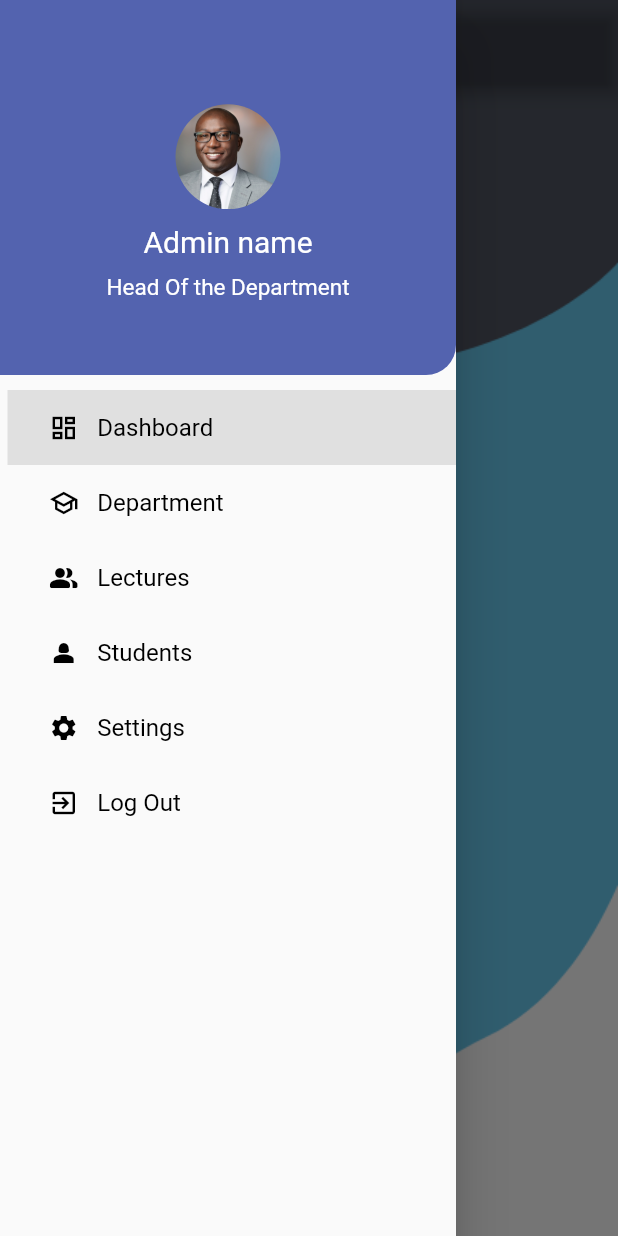
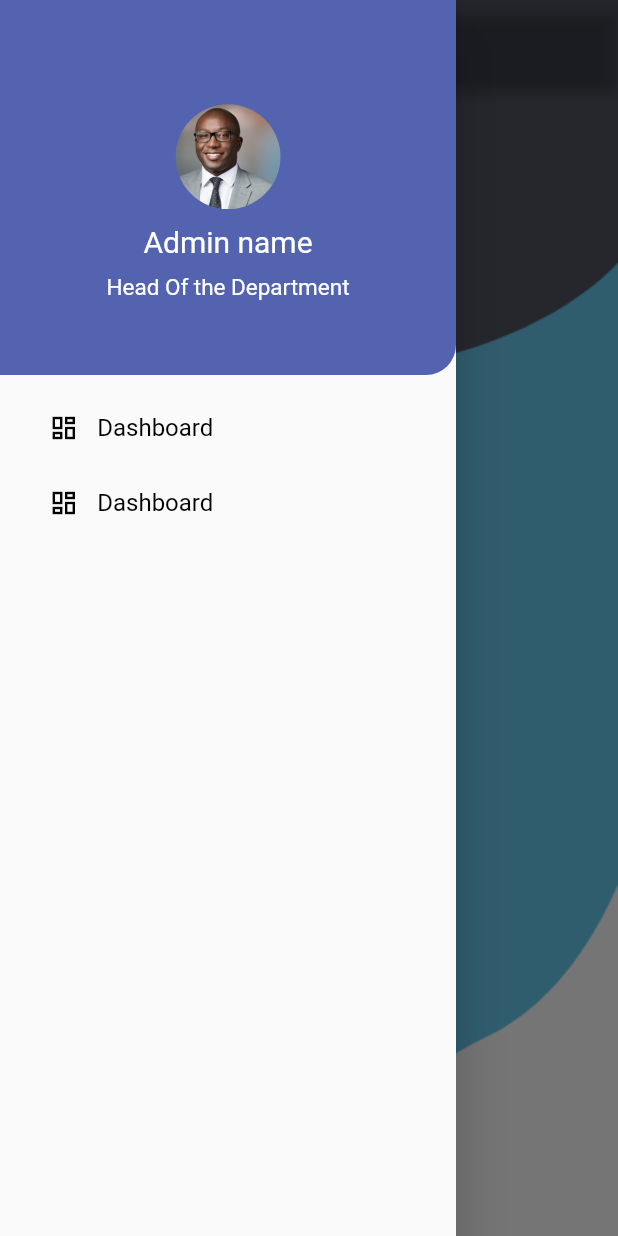
Before and after one commit to jishnugopalan/main_project_samp, a Flutter app: the screen it shows after launch, with the side drawer open, on a phone screen of 412 x 824 dp. Run offline on Flutter 3.47's test engine with Material 2 defaults, Android fonts, the phone set to English and light mode, and no system bars; our stand-ins replace google_fonts; Roboto replaces fonts that are missing (RobotoMono).

Commit message:
bug resolved

```diff
--- a/lib/admin/adm_home.dart
+++ b/lib/admin/adm_home.dart
@@ -3,6 +3,7 @@
 import 'package:flutter/material.dart';
 // ignore: unused_import
 import 'package:google_fonts/google_fonts.dart';
+import 'package:mainproject/admin/menulist.dart';
 import 'package:mainproject/admin/screens/dashboard_screen.dart';
 import 'package:mainproject/admin/screens/dep_screen.dart';
 import 'package:mainproject/admin/screens/lecture_screen.dart';
@@ -75,7 +76,7 @@ class _AdmnHomeState extends State<AdmnHome> {
   }
 }
 
-Widget headerDrawer() {
+headerDrawer() {
   return Container(
     width: double.infinity,
     height: 250,
@@ -112,31 +113,34 @@ Widget headerDrawer() {
   );
 }
 
-Widget drawerList() {
+drawerList() {
   return Container(
     padding: EdgeInsets.only(top: 10, left: 5),
     child: Column(
       children: [
-        menuList(1, "Dashboard", Icons.dashboard_outlined,
-            currentPage == DrawerSections.Dashboard ? true : false),
-        menuList(2, "Department", Icons.school_outlined,
-            currentPage == DrawerSections.department ? true : false),
-        menuList(3, "Lectures", Icons.people_alt_rounded,
-            currentPage == DrawerSections.Lectures ? true : false),
-        menuList(4, "Students", Icons.person_2,
-            currentPage == DrawerSections.Students ? true : false),
-        menuList(5, "Settings", Icons.settings,
-            currentPage == DrawerSections.Settings ? true : false),
-        menuList(6, "Log Out", Icons.exit_to_app,
-            currentPage == DrawerSections.Log_Out ? true : false)
+
+
+            MenuList(id: 1, title: "Dashboard", icon: Icons.dashboard_outlined, selected: currentPage == DrawerSections.Dashboard ? true : false),
+            MenuList(id: 1, title: "Dashboard", icon: Icons.dashboard_outlined, selected: currentPage == DrawerSections.Dashboard ? true : false)
+
+        // menuList(2, "Department", Icons.school_outlined,
+        //     currentPage == DrawerSections.department ? true : false),
+        // menuList(3, "Lectures", Icons.people_alt_rounded,
+        //     currentPage == DrawerSections.Lectures ? true : false),
+        // menuList(4, "Students", Icons.person,
+        //     currentPage == DrawerSections.Students ? true : false),
+        // menuList(5, "Settings", Icons.settings,
+        //     currentPage == DrawerSections.Settings ? true : false),
+        // menuList(6, "Log Out", Icons.exit_to_app,
+        //     currentPage == DrawerSections.Log_Out ? true : false)
       ],
     ),
   );
 }
 
-void gotoMenus() {
-  Navigator.pushNamed(BuildContext as BuildContext context, 'register');
-}
+// void gotoMenus() {
+//   Navigator.pushNamed(context, 'register');
+// }
 
 // Widget menuList(int id, String title, IconData icon, bool selected) {
 //   return Material(
@@ -167,11 +171,12 @@ void gotoMenus() {
 //     ),
 //   );
 // }
-Widget menuList(int id, String title, IconData icon, bool selected) {
+menuList(int id, String title, IconData icon, bool selected) {
   return Container(
     color: selected ? Colors.grey[300] : Colors.transparent,
     child: InkWell(
       onTap: () {
+       // gotoMenus();
         // Navigator.pop(context as BuildContext);
         //Navigator.pop(context);
         // setState(() {
--- /dev/null
+++ b/lib/admin/menulist.dart
@@ -0,0 +1,78 @@
+import 'package:flutter/material.dart';
+import 'package:flutter/src/widgets/container.dart';
+import 'package:flutter/src/widgets/framework.dart';
+import 'package:mainproject/admin/screens/dashboard_screen.dart';
+
+class MenuList extends StatefulWidget {
+  const MenuList({super.key,required this.id, required this.title, required this.icon, required this.selected});
+  final int id;
+  final String title;
+  final IconData icon;
+  final bool selected;
+
+
+  @override
+  State<MenuList> createState() => _MenuListState();
+}
+
+class _MenuListState extends State<MenuList> {
+  var currentPage = DrawerSections.Dashboard;
+  @override
+  Widget build(BuildContext context) {
+    return Container(
+
+    child: InkWell(
+      onTap: () {
+         Navigator.push(
+    context,
+    MaterialPageRoute(builder: (context) => const Dashboard_Screen()),
+  );
+        //gotoMenus();
+        // Navigator.pop(context as BuildContext);
+        //Navigator.pop(context);
+        setState(() {
+          if (widget.id == 1) {
+            currentPage = DrawerSections.Dashboard;
+          } else if (widget.id == 2) {
+            currentPage = DrawerSections.department;
+          } else if (widget.id == 3) {
+            currentPage = DrawerSections.Lectures;
+          } else if (widget.id == 4) {
+            currentPage = DrawerSections.Students;
+          } else if (widget.id == 5) {
+            currentPage = DrawerSections.Settings;
+          }
+        });
+      },
+      child: Padding(
+        padding: EdgeInsets.all(15.0),
+        child: Row(
+          // ignore: prefer_const_literals_to_create_immutables
+          children: [
+            Expanded(
+                child: Icon(
+              widget.icon,
+              size: 20,
+              color: Colors.black,
+            )),
+            Expanded(
+                flex: 5,
+                child: Text(
+                  widget.title,
+                  style: TextStyle(color: Colors.black, fontSize: 16),
+                ))
+          ],
+        ),
+      ),
+    ),
+  );
+  }
+}
+enum DrawerSections {
+  Dashboard,
+  department,
+  Lectures,
+  Students,
+  Settings,
+  Log_Out
+}
--- a/pubspec.yaml
+++ b/pubspec.yaml
@@ -19,7 +19,7 @@ publish_to: 'none' # Remove this line if you wish to publish to pub.dev
 version: 1.0.0+1
 
 environment:
-  sdk: '>=2.19.1 <3.0.0'
+  sdk: '>=2.18.2 <3.0.0'
 
 # Dependencies specify other packages that your package needs in order to work.
 # To automatically upgrade your package dependencies to the latest versions
```
Also changed, not shown: pubspec.lock.
